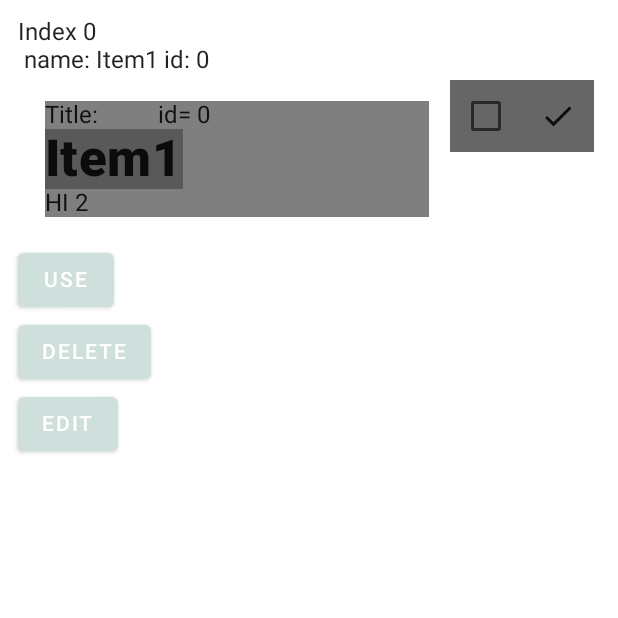
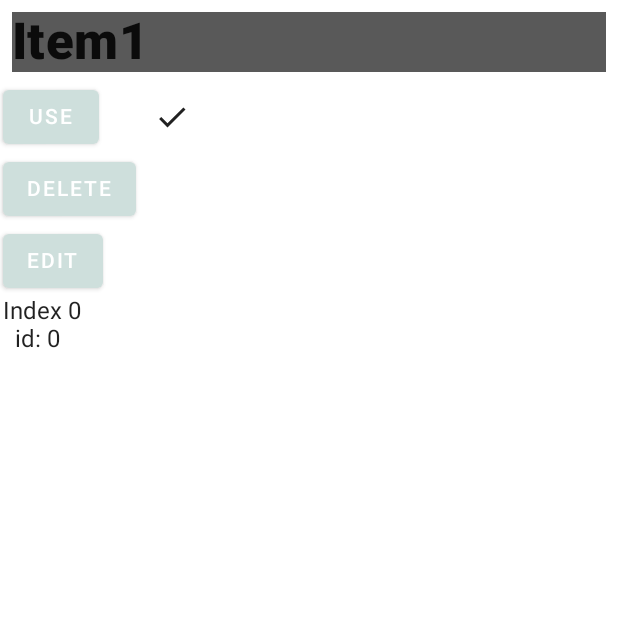
Before and after one commit to instancer-kirik/Data-Branch-, an Android app built with Jetpack Compose: the composable InventoryItemView called with empty values, after a tap on "Expand", on a phone screen of 412 x 824 dp, the top half of it. Run offline under Robolectric (Android 15) with nearby library versions, the phone set to English and light mode, and no system bars; our stand-ins replace Dagger/Hilt's generated code, Firebase (no records; nobody signed in at launch, a user with empty details on screens opened directly), Room's generated code; 13 statements that could not run were skipped.

Commit message:
Inventory is a bit better. still kinda shite, but eh

```diff
--- a/app/src/main/java/com/instance/dataxbranch/data/cloud/QuestsRepository.kt
+++ b/app/src/main/java/com/instance/dataxbranch/data/cloud/QuestsRepository.kt
@@ -4,6 +4,7 @@ package com.instance.dataxbranch.data.cloud
 
 import com.instance.dataxbranch.quests.Quest
 import com.instance.dataxbranch.domain.Response
+import com.instance.dataxbranch.quests.CloudQuest
 import dagger.Binds
 import dagger.Module
 import dagger.hilt.InstallIn
@@ -20,6 +21,10 @@ interface QuestsRepository{
    fun addQuestToCloud(title: String, description: String, author:String): Flow<Response<Void?>>
    fun addQuestToCloud(quest: Quest): Flow<Response<Void?>>
    fun deleteQuestFromCloud(qid: String): Flow<Response<Void?>>
+
+ //  fun mintNFTQuest(cloudQuest: CloudQuest) :Boolean
+
+
 }
 @Module
 @InstallIn(ViewModelComponent::class)
--- a/app/src/main/java/com/instance/dataxbranch/data/entities/CharacterEntity.kt
+++ b/app/src/main/java/com/instance/dataxbranch/data/entities/CharacterEntity.kt
@@ -66,7 +66,7 @@ data class CharacterEntity @JvmOverloads constructor(
     //@ColumnInfo(name = "uid") val uid: Long = 1L,
     @ColumnInfo(name = "user_id")var user_id: String?=null,
     //@ColumnInfo(name = "uname")var uname: String = DEFAULT_UNAME,
-    @ColumnInfo(name = "name") var name: String = "name",
+    @ColumnInfo(name = "name") var name: String = "DEFAULT_NAME",
     @ColumnInfo(name = "imageUrl") var imageUrl: String = "",
     //val price: Long = 100L,
     @ColumnInfo(name = "tagline") var tagline: String = "like an email signature",
--- a/app/src/main/java/com/instance/dataxbranch/ui/InventoryScreen.kt
+++ b/app/src/main/java/com/instance/dataxbranch/ui/InventoryScreen.kt
@@ -224,58 +224,73 @@ fun InventoryItemView(
 
 ) {
     //Text("DEBUG")
+    var expanded by remember { mutableStateOf(false) }
+
     Box(modifier = Modifier
         .clickable {
             onClick.invoke(index)
         }
         .background(if (selected) MaterialTheme.colors.secondary else Color.Transparent)
         .fillMaxWidth()
-        .padding(12.dp)) {
-        Column{
-            Text(
-                text = "Index $index\n name: ${item.name} id: ${item.iid}")
+
+        .padding(2.dp)) {
+        Column(modifier = Modifier.fillMaxWidth()){
+
 
             InventoryItemCardContent(navi, item, uViewModel)
+
+Row(horizontalArrangement = Arrangement.End) {
+    if (expanded) {
+        Column {
             Button(onClick = {
-                showToast(context,item.use())
-            }){Text("USE")}
+                showToast(context, item.use())
+            }) { Text("USE") }
             Button(onClick = {
                 //uViewModel.setSelectI(item)
                 uViewModel.delete(item)
-            }){Text("DELETE")}
+            }) { Text("DELETE") }
             Button(onClick = {
                 uViewModel.setSelectI(item)
                 navi.navigate(ItemDetailScreenDestination)
-            }){Text("EDIT")}
+            }) { Text("EDIT") }
+            Text(text = "Index $index\n  id: ${item.iid}")
+        }
+    }
+    IconButton(onClick = {
+        expanded = !expanded
+        if (!expanded) {//saves on click when closing
+            //viewModel.additem(item)
+        }
+    }) {
+
+        Icon(
+            imageVector = if (expanded) Icons.Filled.Check else Icons.Filled.ArrowDropDown,
+            contentDescription = if (expanded) {
+                stringResource(R.string.show_less)
+            } else {
+                stringResource(R.string.show_more)
+            }
+
+        )
+
+    }
+}
+
 
 
     }}
     //Text("DEBUG2")
 }
 
-/*private suspend fun waitcomplete(username: String): Boolean {
-    val shouldCreateUser = MaterialAlertDialogBuilder(this)
-        .setTitle("User \"$username\" was not found.")
-        .setMessage("Create new user?")
-        .create()
-        .await(positiveText = "Create", negativeText = "Cancel")
-
-    if (shouldCreateUser) {
-        createNewUser(username)
-        return true
-    }
-
-
-}*/
 
 @Composable
 fun InventoryItemCardContent(navi: DestinationsNavigator, item: ItemEntity,uViewModel: UserViewModel) {
 
-        var expanded by remember { mutableStateOf(false) }
 
 
         Row(horizontalArrangement = Arrangement.End,
             modifier = Modifier
+                .fillMaxWidth()
                 .padding(4.dp)
                 .animateContentSize(
                     animationSpec = spring(
@@ -285,43 +300,25 @@ fun InventoryItemCardContent(navi: DestinationsNavigator, item: ItemEntity,uView
                 )
 //                .fillMaxWidth()
         ) {
+
             Column(
                 modifier = Modifier
                     .weight(1f)
-                    .padding(14.dp)
+                    .padding(2.dp)
                     .fillMaxWidth()
                     .background(Color.Black.copy(alpha = 0.5f))
             ) {
-                Text(text = "Title:          id= ${item.iid}")
+//                Text(text = "Title:          id= ${item.iid}")
                 Text(
 
                     text = item.name + "",
                     style = MaterialTheme.typography.h4.copy(
                         fontWeight = FontWeight.ExtraBold
                     )
-                , modifier = Modifier.background(Color.Black.copy(alpha = 0.3f))
+                    , modifier = Modifier.background(Color.Black.copy(alpha = 0.3f)).fillMaxWidth()
                 )
-
-
-                //Text(item.objectives.toString())
-                if (expanded) {
-                    Text("HI 2")
-                    //var listofObjectiveEntities: Array<ObjectiveEntity> = arrayOf(ObjectiveEntity(-5,"",-5,"",item.ObjectiveType.Default,0,0,""))
-                    //var objective: item.itemObjective
-                   /* run {
-                        //Text("open")
-
-                        *//*item.objectives.forEach { oe ->
-                            CharacterObjectiveViewEdit(oe,uViewModel)
-                        }*//*
-                        *//*Button(onClick = { uViewModel.addNewObjectiveEntity(item) }) { Text("ADD OBJECTIVE") }*//*
-                    }*/
-
-
-                }
-
             }
-            Column{
+           /* Column{
             Row(
                 modifier = Modifier.background(Color.Black.copy(alpha = 0.6f)),
                 horizontalArrangement = Arrangement.End
@@ -335,15 +332,15 @@ fun InventoryItemCardContent(navi: DestinationsNavigator, item: ItemEntity,uView
                     onCheckedChange = {
                         checkedState.value = it
                         showToast(context, "STUB")
-                        /*item.apply {has  = it }
-                        uViewModel.invFlux(it,item)*/
+                        *//*item.apply {has  = it }
+                        uViewModel.invFlux(it,item)*//*
                         //WHY WOULD THIS BE IN THE INVENTORY SCREEN LOL
 
-                        /*val result =uViewModel.onCheckboxChecked(item, it)
-                        if (result != null) { showToast(context, result) }*/
+                        *//*val result =uViewModel.onCheckboxChecked(item, it)
+                        if (result != null) { showToast(context, result) }*//*
                     })
                 //if(!checkedState.value){ trying to pop up dialog for confirm or cancel
-                /*val time = measureTimeMillis {
+                *//*val time = measureTimeMillis {
                                 runBlocking {
                                         try {
                                             showDialogC2.value = true
@@ -354,35 +351,17 @@ fun InventoryItemCardContent(navi: DestinationsNavigator, item: ItemEntity,uView
                                         }
                             }
                             }
-                            showToast(context,"completed in $time millis")*/
+                            showToast(context,"completed in $time millis")*//*
 
-                /*if(bouncy){checkedState.value = it
+                *//*if(bouncy){checkedState.value = it
                                 item.item.apply { completed = it }
-                                viewModel.onCheckboxChecked(item, it)}*/
+                                viewModel.onCheckboxChecked(item, it)}*//*
                 // }else{
+*/
 
-
-                IconButton(onClick = {
-                    expanded = !expanded
-                    if (!expanded) {//saves on click when closing
-                        //viewModel.additem(item)
-                    }
-                }) {
-
-                    Icon(
-                        imageVector = if (expanded) Icons.Filled.Check else Icons.Filled.ArrowDropDown,
-                        contentDescription = if (expanded) {
-                            stringResource(R.string.show_less)
-                        } else {
-                            stringResource(R.string.show_more)
-                        }
-
-                    )
-
-                }
             }
                /* Button(onClick = { *//*navi.navigate(ItemDetailScreenDestination)*//* }) { Text("EDIT") }*/
-        }}
+
 }
 
 
```
